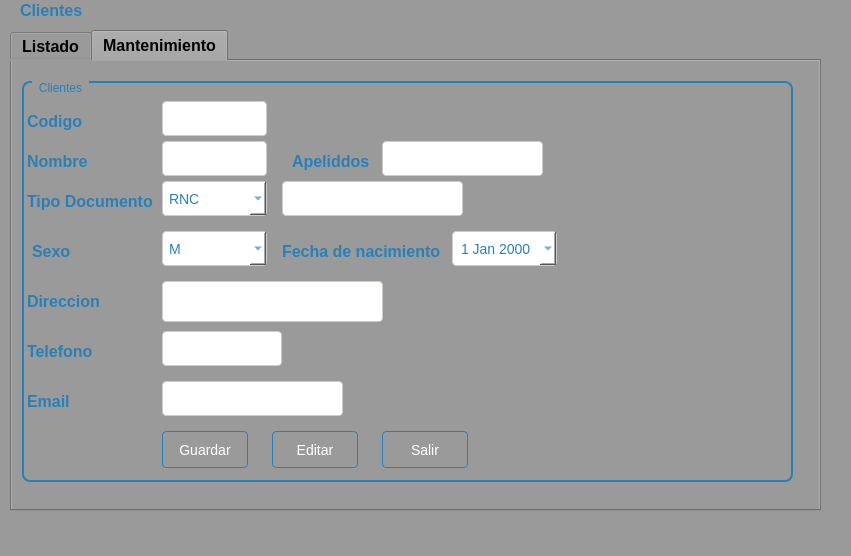
Qt form Sistema de ventas/ui/FrmCliente.ui (CodeDrTech/DevelopPython) before a commit.
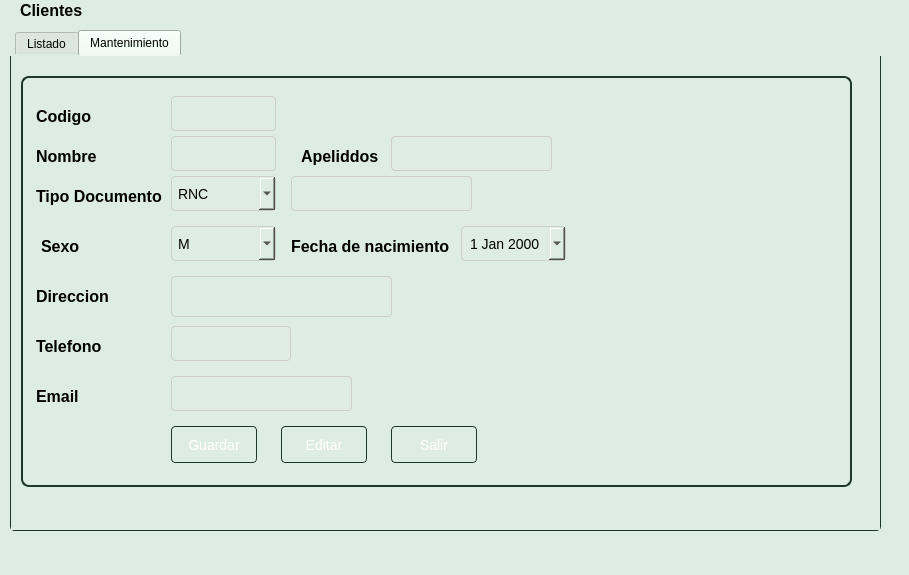
The same form after that commit. The open tabs and pages were chosen to show the change.

Patch:
```diff
--- a/Sistema de ventas/ui/FrmCliente.ui
+++ b/Sistema de ventas/ui/FrmCliente.ui
@@ -9,16 +9,17 @@
    <rect>
     <x>0</x>
     <y>0</y>
-    <width>851</width>
-    <height>556</height>
+    <width>909</width>
+    <height>575</height>
    </rect>
   </property>
   <property name="windowTitle">
    <string>MainWindow</string>
   </property>
   <property name="styleSheet">
-   <string notr="true">QWidget {
-    background-color: #9a9a9a;
+   <string notr="true">/* Estilos comunes para varios controles */
+QWidget {
+    background-color: #deede3;
 }</string>
   </property>
   <widget class="QWidget" name="centralwidget">
@@ -39,11 +40,11 @@
     </property>
     <property name="styleSheet">
      <string notr="true">QWidget {
-    background-color: #9a9a9a;
+    background-color: var(--jade-50);
 }
 
 QLabel {
-    color: #2980b9;
+    color: var(--jade-500);
     font-size: 16px;
     font-weight: bold;
 }</string>
@@ -57,22 +58,45 @@
      <rect>
       <x>10</x>
       <y>30</y>
-      <width>811</width>
-      <height>481</height>
+      <width>871</width>
+      <height>501</height>
      </rect>
     </property>
     <property name="toolTip">
      <string>&lt;html&gt;&lt;head/&gt;&lt;body&gt;&lt;p&gt;Ver, agregar o editar un cliente&lt;/p&gt;&lt;/body&gt;&lt;/html&gt;</string>
     </property>
     <property name="styleSheet">
-     <string notr="true">QTabWidget {
-    background-color: #9a9a9a;
-}
-
+     <string notr="true">/* Estilos para QTabWidget */
 QTabWidget {
-    color: #2980b9;
-    font-size: 16px;
-    font-weight: bold;
+    background-color: #deede3;
+    border: 1px solid #cccccc;
+    border-radius: 4px;
+}
+
+QTabWidget::tab-bar {
+    left: 5px;
+}
+
+QTabWidget::tab {
+    background-color: #deede3;
+    border: 1px solid #1e362d;
+    border-bottom-left-radius: 4px;
+    border-bottom-right-radius: 4px;
+    padding: 6px 12px;
+}
+
+QTabWidget::tab:selected {
+    background-color: #c0dacb;
+    border: 1px solid #1e362d;
+    border-bottom: 1px solid #c0dacb;
+}
+
+QTabWidget::pane {
+    background-color: #deede3;
+    border: 1px solid #1e362d;
+    border-top: none;
+    border-bottom-left-radius: 4px;
+    border-bottom-right-radius: 4px;
 }</string>
     </property>
     <property name="currentIndex">
@@ -385,37 +409,35 @@
        <rect>
         <x>10</x>
         <y>20</y>
-        <width>771</width>
-        <height>401</height>
+        <width>831</width>
+        <height>411</height>
        </rect>
       </property>
       <property name="styleSheet">
        <string notr="true">QGroupBox {
-    border: 2px solid #2980b9;
+    border: 2px solid #1e362d;
     border-radius: 8px;
     padding: 10px;
-    background-color: #9a9a9a;
+    background-color: var(--jade-50);
 }
 
 QGroupBox:title {
-    color: #2980b9;
+    color: #1e362d;
     subcontrol-origin: margin;
     subcontrol-position: top left;
     left: 10px;
     padding-left: 5px;
     padding-right: 5px;
     border: none;
-}
-
-</string>
+}</string>
       </property>
       <property name="title">
-       <string>Clientes</string>
+       <string/>
       </property>
       <widget class="QLabel" name="label_3">
        <property name="geometry">
         <rect>
-         <x>5</x>
+         <x>15</x>
          <y>30</y>
          <width>55</width>
          <height>21</height>
@@ -423,11 +445,11 @@
        </property>
        <property name="styleSheet">
         <string notr="true">QWidget {
-    background-color: #9a9a9a;
+    background-color: var(--jade-50);
 }
 
 QLabel {
-    color: #2980b9;
+    color: var(--jade-500);
     font-size: 16px;
     font-weight: bold;
 }</string>
@@ -439,7 +461,7 @@
       <widget class="QLabel" name="label_4">
        <property name="geometry">
         <rect>
-         <x>5</x>
+         <x>15</x>
          <y>70</y>
          <width>63</width>
          <height>21</height>
@@ -447,11 +469,11 @@
        </property>
        <property name="styleSheet">
         <string notr="true">QWidget {
-    background-color: #9a9a9a;
+    background-color: var(--jade-50);
 }
 
 QLabel {
-    color: #2980b9;
+    color: var(--jade-500);
     font-size: 16px;
     font-weight: bold;
 }</string>
@@ -463,7 +485,7 @@
       <widget class="QLabel" name="label_5">
        <property name="geometry">
         <rect>
-         <x>5</x>
+         <x>15</x>
          <y>210</y>
          <width>81</width>
          <height>21</height>
@@ -471,11 +493,11 @@
        </property>
        <property name="styleSheet">
         <string notr="true">QWidget {
-    background-color: #9a9a9a;
+    background-color: var(--jade-50);
 }
 
 QLabel {
-    color: #2980b9;
+    color: var(--jade-500);
     font-size: 16px;
     font-weight: bold;
 }</string>
@@ -487,7 +509,7 @@
       <widget class="QPushButton" name="btnGuardar">
        <property name="geometry">
         <rect>
-         <x>140</x>
+         <x>150</x>
          <y>350</y>
          <width>86</width>
          <height>37</height>
@@ -496,9 +518,9 @@
        <property name="styleSheet">
         <string notr="true">QPushButton {
     background: qlineargradient(x1: 0, y1: 0, x2: 0, y2: 1,
-                                 stop: 0 #5DADE2, stop: 1 #2980b9);
+                                 stop: 0 #c0dacb, stop: 1 #1e362d);
     color: #ffffff;
-    border: 1px solid #2980b9;
+    border: 1px solid #1e362d;
     padding: 8px 16px;
     border-radius: 4px;
     font-size: 14px;
@@ -512,10 +534,9 @@
 
 QPushButton:pressed {
     background: qlineargradient(x1: 0, y1: 0, x2: 0, y2: 1,
-                                 stop: 0 #3C89B4, stop: 1 #1f618d);
-    border: 1px solid #1f618d;
-}
-</string>
+                                 stop: 0 #2a5242, stop: 1 #32624d);
+    border: 1px solid #32624d;
+}</string>
        </property>
        <property name="text">
         <string>Guardar</string>
@@ -524,7 +545,7 @@
       <widget class="QPushButton" name="btnEditar">
        <property name="geometry">
         <rect>
-         <x>250</x>
+         <x>260</x>
          <y>350</y>
          <width>86</width>
          <height>37</height>
@@ -533,9 +554,9 @@
        <property name="styleSheet">
         <string notr="true">QPushButton {
     background: qlineargradient(x1: 0, y1: 0, x2: 0, y2: 1,
-                                 stop: 0 #5DADE2, stop: 1 #2980b9);
+                                 stop: 0 #c0dacb, stop: 1 #1e362d);
     color: #ffffff;
-    border: 1px solid #2980b9;
+    border: 1px solid #1e362d;
     padding: 8px 16px;
     border-radius: 4px;
     font-size: 14px;
@@ -549,10 +570,9 @@
 
 QPushButton:pressed {
     background: qlineargradient(x1: 0, y1: 0, x2: 0, y2: 1,
-                                 stop: 0 #3C89B4, stop: 1 #1f618d);
-    border: 1px solid #1f618d;
-}
-</string>
+                                 stop: 0 #2a5242, stop: 1 #32624d);
+    border: 1px solid #32624d;
+}</string>
        </property>
        <property name="text">
         <string>Editar</string>
@@ -561,7 +581,7 @@
       <widget class="QPushButton" name="btnSalir">
        <property name="geometry">
         <rect>
-         <x>360</x>
+         <x>370</x>
          <y>350</y>
          <width>86</width>
          <height>37</height>
@@ -570,9 +590,9 @@
        <property name="styleSheet">
         <string notr="true">QPushButton {
     background: qlineargradient(x1: 0, y1: 0, x2: 0, y2: 1,
-                                 stop: 0 #5DADE2, stop: 1 #2980b9);
+                                 stop: 0 #c0dacb, stop: 1 #1e362d);
     color: #ffffff;
-    border: 1px solid #2980b9;
+    border: 1px solid #1e362d;
     padding: 8px 16px;
     border-radius: 4px;
     font-size: 14px;
@@ -586,10 +606,9 @@
 
 QPushButton:pressed {
     background: qlineargradient(x1: 0, y1: 0, x2: 0, y2: 1,
-                                 stop: 0 #3C89B4, stop: 1 #1f618d);
-    border: 1px solid #1f618d;
-}
-</string>
+                                 stop: 0 #2a5242, stop: 1 #32624d);
+    border: 1px solid #32624d;
+}</string>
        </property>
        <property name="text">
         <string>Salir</string>
@@ -598,41 +617,15 @@
       <widget class="QLineEdit" name="txtCodigo">
        <property name="geometry">
         <rect>
-         <x>140</x>
+         <x>150</x>
          <y>20</y>
          <width>105</width>
          <height>35</height>
         </rect>
        </property>
        <property name="styleSheet">
-        <string notr="true">QWidget {
-    background-color: #f2f2f2;
-}
-
-QPushButton {
-    background: qlineargradient(x1: 0, y1: 0, x2: 0, y2: 1,
-                                 stop: 0 #5DADE2, stop: 1 #2980b9);
-    color: #ffffff;
-    border: 1px solid #2980b9;
-    padding: 8px 16px;
-    border-radius: 4px;
-    font-size: 14px;
-}
-
-QPushButton:hover {
-    background: qlineargradient(x1: 0, y1: 0, x2: 0, y2: 1,
-                                 stop: 0 #4DA8DB, stop: 1 #2471a3);
-    border: 1px solid #2471a3;
-}
-
-QPushButton:pressed {
-    background: qlineargradient(x1: 0, y1: 0, x2: 0, y2: 1,
-                                 stop: 0 #3C89B4, stop: 1 #1f618d);
-    border: 1px solid #1f618d;
-}
-
-QLineEdit {
-    background-color: #ffffff;
+        <string notr="true">QLineEdit {
+    background-color: #deede3;
     border: 1px solid #cccccc;
     padding: 6px;
     border-radius: 4px;
@@ -648,31 +641,10 @@
     outline: none;
 }
 
-QWidget {
-    background-color: #f2f2f2;
-}
-
-QLabel {
-    color: #2980b9;
-    font-size: 16px;
-    font-weight: bold;
-}
-
-QLineEdit {
-    background-color: #ffffff;
-    border: 1px solid #cccccc;
-    padding: 6px;
-    border-radius: 4px;
-    font-size: 14px;
-    color: #2980b9;
-}
-
 QLineEdit::placeholder {
-    color: #2980b9;
+    color: #1e362d;
     font-weight: bold;
-}
-
-</string>
+}</string>
        </property>
        <property name="readOnly">
         <bool>true</bool>
@@ -681,41 +653,15 @@
       <widget class="QLineEdit" name="txtNombre">
        <property name="geometry">
         <rect>
-         <x>140</x>
+         <x>150</x>
          <y>60</y>
          <width>105</width>
          <height>35</height>
         </rect>
        </property>
        <property name="styleSheet">
-        <string notr="true">QWidget {
-    background-color: #f2f2f2;
-}
-
-QPushButton {
-    background: qlineargradient(x1: 0, y1: 0, x2: 0, y2: 1,
-                                 stop: 0 #5DADE2, stop: 1 #2980b9);
-    color: #ffffff;
-    border: 1px solid #2980b9;
-    padding: 8px 16px;
-    border-radius: 4px;
-    font-size: 14px;
-}
-
-QPushButton:hover {
-    background: qlineargradient(x1: 0, y1: 0, x2: 0, y2: 1,
-                                 stop: 0 #4DA8DB, stop: 1 #2471a3);
-    border: 1px solid #2471a3;
-}
-
-QPushButton:pressed {
-    background: qlineargradient(x1: 0, y1: 0, x2: 0, y2: 1,
-                                 stop: 0 #3C89B4, stop: 1 #1f618d);
-    border: 1px solid #1f618d;
-}
-
-QLineEdit {
-    background-color: #ffffff;
+        <string notr="true">QLineEdit {
+    background-color: #deede3;
     border: 1px solid #cccccc;
     padding: 6px;
     border-radius: 4px;
@@ -731,71 +677,24 @@
     outline: none;
 }
 
-QWidget {
-    background-color: #f2f2f2;
-}
-
-QLabel {
-    color: #2980b9;
-    font-size: 16px;
-    font-weight: bold;
-}
-
-QLineEdit {
-    background-color: #ffffff;
-    border: 1px solid #cccccc;
-    padding: 6px;
-    border-radius: 4px;
-    font-size: 14px;
-    color: #2980b9;
-}
-
 QLineEdit::placeholder {
-    color: #2980b9;
+    color: #1e362d;
     font-weight: bold;
-}
-
-</string>
+}</string>
        </property>
       </widget>
       <widget class="QTextEdit" name="txtDireccion">
        <property name="geometry">
         <rect>
-         <x>140</x>
+         <x>150</x>
          <y>200</y>
          <width>221</width>
          <height>41</height>
         </rect>
        </property>
        <property name="styleSheet">
-        <string notr="true">QWidget {
-    background-color: #f2f2f2;
-}
-
-QPushButton {
-    background: qlineargradient(x1: 0, y1: 0, x2: 0, y2: 1,
-                                 stop: 0 #5DADE2, stop: 1 #2980b9);
-    color: #ffffff;
-    border: 1px solid #2980b9;
-    padding: 8px 16px;
-    border-radius: 4px;
-    font-size: 14px;
-}
-
-QPushButton:hover {
-    background: qlineargradient(x1: 0, y1: 0, x2: 0, y2: 1,
-                                 stop: 0 #4DA8DB, stop: 1 #2471a3);
-    border: 1px solid #2471a3;
-}
-
-QPushButton:pressed {
-    background: qlineargradient(x1: 0, y1: 0, x2: 0, y2: 1,
-                                 stop: 0 #3C89B4, stop: 1 #1f618d);
-    border: 1px solid #1f618d;
-}
-
-QTextEdit {
-    background-color: #ffffff;
+        <string notr="true">QTextEdit {
+    background-color: #deede3;
     border: 1px solid #cccccc;
     padding: 6px;
     border-radius: 4px;
@@ -809,39 +708,13 @@
 QLineEdit:focus {
     border: 1px solid #3498db;
     outline: none;
-}
-
-QWidget {
-    background-color: #f2f2f2;
-}
-
-QLabel {
-    color: #2980b9;
-    font-size: 16px;
-    font-weight: bold;
-}
-
-QTextEdit {
-    background-color: #ffffff;
-    border: 1px solid #cccccc;
-    padding: 6px;
-    border-radius: 4px;
-    font-size: 14px;
-    color: #2980b9;
-}
-
-QTextEdit::placeholder {
-    color: #2980b9;
-    font-weight: bold;
-}
-
-</string>
+}</string>
        </property>
       </widget>
       <widget class="QLabel" name="label_6">
        <property name="geometry">
         <rect>
-         <x>270</x>
+         <x>280</x>
          <y>70</y>
          <width>81</width>
          <height>21</height>
@@ -849,11 +722,11 @@
        </property>
        <property name="styleSheet">
         <string notr="true">QWidget {
-    background-color: #9a9a9a;
+    background-color: var(--jade-50);
 }
 
 QLabel {
-    color: #2980b9;
+    color: var(--jade-500);
     font-size: 16px;
     font-weight: bold;
 }</string>
@@ -865,7 +738,7 @@
       <widget class="QComboBox" name="cmbTipoDocumento">
        <property name="geometry">
         <rect>
-         <x>140</x>
+         <x>150</x>
          <y>100</y>
          <width>105</width>
          <height>35</height>
@@ -873,22 +746,25 @@
        </property>
        <property name="styleSheet">
         <string notr="true">QComboBox {
-    background-color: #ffffff;
+    background-color: #deede3;
     border: 1px solid #cccccc;
     padding: 6px;
     border-radius: 4px;
     font-size: 14px;
-    color: #2980b9;
 }
 
 QComboBox:hover {
     border: 1px solid #3498db;
 }
 
-QComboBox QAbstractItemView {
-    border: 1px solid #cccccc;
-    background-color: white;
-    selection-background-color: #3498db;
+QComboBox:focus {
+    border: 1px solid #689f84;
+    outline: none;
+}
+
+QComboBox::placeholder {
+    color: #1e362d;
+    font-weight: bold;
 }
 </string>
        </property>
@@ -911,7 +787,7 @@
       <widget class="QLabel" name="label_7">
        <property name="geometry">
         <rect>
-         <x>5</x>
+         <x>15</x>
          <y>110</y>
          <width>131</width>
          <height>21</height>
@@ -919,11 +795,11 @@
        </property>
        <property name="styleSheet">
         <string notr="true">QWidget {
-    background-color: #9a9a9a;
+    background-color: var(--jade-50);
 }
 
 QLabel {
-    color: #2980b9;
+    color: var(--jade-500);
     font-size: 16px;
     font-weight: bold;
 }</string>
@@ -935,41 +811,15 @@
       <widget class="QLineEdit" name="txtNumDocumento">
        <property name="geometry">
         <rect>
-         <x>260</x>
+         <x>270</x>
          <y>100</y>
          <width>181</width>
          <height>35</height>
         </rect>
        </property>
        <property name="styleSheet">
-        <string notr="true">QWidget {
-    background-color: #f2f2f2;
-}
-
-QPushButton {
-    background: qlineargradient(x1: 0, y1: 0, x2: 0, y2: 1,
-                                 stop: 0 #5DADE2, stop: 1 #2980b9);
-    color: #ffffff;
-    border: 1px solid #2980b9;
-    padding: 8px 16px;
-    border-radius: 4px;
-    font-size: 14px;
-}
-
-QPushButton:hover {
-    background: qlineargradient(x1: 0, y1: 0, x2: 0, y2: 1,
-                                 stop: 0 #4DA8DB, stop: 1 #2471a3);
-    border: 1px solid #2471a3;
-}
-
-QPushButton:pressed {
-    background: qlineargradient(x1: 0, y1: 0, x2: 0, y2: 1,
-                                 stop: 0 #3C89B4, stop: 1 #1f618d);
-    border: 1px solid #1f618d;
-}
-
-QLineEdit {
-    background-color: #ffffff;
+        <string notr="true">QLineEdit {
+    background-color: #deede3;
     border: 1px solid #cccccc;
     padding: 6px;
     border-radius: 4px;
@@ -985,37 +835,16 @@
     outline: none;
 }
 
-QWidget {
-    background-color: #f2f2f2;
-}
-
-QLabel {
-    color: #2980b9;
-    font-size: 16px;
-    font-weight: bold;
-}
-
-QLineEdit {
-    background-color: #ffffff;
-    border: 1px solid #cccccc;
-    padding: 6px;
-    border-radius: 4px;
-    font-size: 14px;
-    color: #2980b9;
-}
-
 QLineEdit::placeholder {
-    color: #2980b9;
+    color: #1e362d;
     font-weight: bold;
-}
-
-</string>
+}</string>
        </property>
       </widget>
       <widget class="QLabel" name="label_8">
        <property name="geometry">
         <rect>
-         <x>5</x>
+         <x>15</x>
          <y>260</y>
          <width>71</width>
          <height>21</height>
@@ -1023,11 +852,11 @@
        </property>
        <property name="styleSheet">
         <string notr="true">QWidget {
-    background-color: #9a9a9a;
+    background-color: var(--jade-50);
 }
 
 QLabel {
-    color: #2980b9;
+    color: var(--jade-500);
     font-size: 16px;
     font-weight: bold;
 }</string>
@@ -1039,41 +868,15 @@
       <widget class="QLineEdit" name="txtTelefono">
        <property name="geometry">
         <rect>
-         <x>140</x>
+         <x>150</x>
          <y>250</y>
          <width>120</width>
          <height>35</height>
         </rect>
        </property>
        <property name="styleSheet">
-        <string notr="true">QWidget {
-    background-color: #f2f2f2;
-}
-
-QPushButton {
-    background: qlineargradient(x1: 0, y1: 0, x2: 0, y2: 1,
-                                 stop: 0 #5DADE2, stop: 1 #2980b9);
-    color: #ffffff;
-    border: 1px solid #2980b9;
-    padding: 8px 16px;
-    border-radius: 4px;
-    font-size: 14px;
-}
-
-QPushButton:hover {
-    background: qlineargradient(x1: 0, y1: 0, x2: 0, y2: 1,
-                                 stop: 0 #4DA8DB, stop: 1 #2471a3);
-    border: 1px solid #2471a3;
-}
-
-QPushButton:pressed {
-    background: qlineargradient(x1: 0, y1: 0, x2: 0, y2: 1,
-                                 stop: 0 #3C89B4, stop: 1 #1f618d);
-    border: 1px solid #1f618d;
-}
-
-QLineEdit {
-    background-color: #ffffff;
+        <string notr="true">QLineEdit {
+    background-color: #deede3;
     border: 1px solid #cccccc;
     padding: 6px;
     border-radius: 4px;
@@ -1089,37 +892,16 @@
     outline: none;
 }
 
-QWidget {
-    background-color: #f2f2f2;
-}
-
-QLabel {
-    color: #2980b9;
-    font-size: 16px;
-    font-weight: bold;
-}
-
-QLineEdit {
-    background-color: #ffffff;
-    border: 1px solid #cccccc;
-    padding: 6px;
-    border-radius: 4px;
-    font-size: 14px;
-    color: #2980b9;
-}
-
 QLineEdit::placeholder {
-    color: #2980b9;
+    color: #1e362d;
     font-weight: bold;
-}
-
-</string>
+}</string>
        </property>
       </widget>
       <widget class="QLabel" name="label_10">
        <property name="geometry">
         <rect>
-         <x>5</x>
+         <x>15</x>
          <y>310</y>
          <width>51</width>
          <height>21</height>
@@ -1127,11 +909,11 @@
        </property>
        <property name="styleSheet">
         <string notr="true">QWidget {
-    background-color: #9a9a9a;
+    background-color: var(--jade-50);
 }
 
 QLabel {
-    color: #2980b9;
+    color: var(--jade-500);
     font-size: 16px;
     font-weight: bold;
 }</string>
@@ -1143,41 +925,15 @@
       <widget class="QLineEdit" name="txtEmail">
        <property name="geometry">
         <rect>
-         <x>140</x>
+         <x>150</x>
          <y>300</y>
          <width>181</width>
          <height>35</height>
         </rect>
        </property>
        <property name="styleSheet">
-        <string notr="true">QWidget {
-    background-color: #f2f2f2;
-}
-
-QPushButton {
-    background: qlineargradient(x1: 0, y1: 0, x2: 0, y2: 1,
-                                 stop: 0 #5DADE2, stop: 1 #2980b9);
-    color: #ffffff;
-    border: 1px solid #2980b9;
-    padding: 8px 16px;
-    border-radius: 4px;
-    font-size: 14px;
-}
-
-QPushButton:hover {
-    background: qlineargradient(x1: 0, y1: 0, x2: 0, y2: 1,
-                                 stop: 0 #4DA8DB, stop: 1 #2471a3);
-    border: 1px solid #2471a3;
-}
-
-QPushButton:pressed {
-    background: qlineargradient(x1: 0, y1: 0, x2: 0, y2: 1,
-                                 stop: 0 #3C89B4, stop: 1 #1f618d);
-    border: 1px solid #1f618d;
-}
-
-QLineEdit {
-    background-color: #ffffff;
+        <string notr="true">QLineEdit {
+    background-color: #deede3;
     border: 1px solid #cccccc;
     padding: 6px;
     border-radius: 4px;
@@ -1193,71 +949,24 @@
     outline: none;
 }
 
-QWidget {
-    background-color: #f2f2f2;
-}
-
-QLabel {
-    color: #2980b9;
-    font-size: 16px;
-    font-weight: bold;
-}
-
-QLineEdit {
-    background-color: #ffffff;
-    border: 1px solid #cccccc;
-    padding: 6px;
-    border-radius: 4px;
-    font-size: 14px;
-    color: #2980b9;
-}
-
 QLineEdit::placeholder {
-    color: #2980b9;
+    color: #1e362d;
     font-weight: bold;
-}
-
-</string>
+}</string>
        </property>
       </widget>
       <widget class="QLineEdit" name="txtApellidos">
        <property name="geometry">
         <rect>
-         <x>360</x>
+         <x>370</x>
          <y>60</y>
          <width>161</width>
          <height>35</height>
         </rect>
        </property>
        <property name="styleSheet">
-        <string notr="true">QWidget {
-    background-color: #f2f2f2;
-}
-
-QPushButton {
-    background: qlineargradient(x1: 0, y1: 0, x2: 0, y2: 1,
-                                 stop: 0 #5DADE2, stop: 1 #2980b9);
-    color: #ffffff;
-    border: 1px solid #2980b9;
-    padding: 8px 16px;
-    border-radius: 4px;
-    font-size: 14px;
-}
-
-QPushButton:hover {
-    background: qlineargradient(x1: 0, y1: 0, x2: 0, y2: 1,
-                                 stop: 0 #4DA8DB, stop: 1 #2471a3);
-    border: 1px solid #2471a3;
-}
-
-QPushButton:pressed {
-    background: qlineargradient(x1: 0, y1: 0, x2: 0, y2: 1,
-                                 stop: 0 #3C89B4, stop: 1 #1f618d);
-    border: 1px solid #1f618d;
-}
-
-QLineEdit {
-    background-color: #ffffff;
+        <string notr="true">QLineEdit {
+    background-color: #deede3;
     border: 1px solid #cccccc;
     padding: 6px;
     border-radius: 4px;
@@ -1273,37 +982,16 @@
     outline: none;
 }
 
-QWidget {
-    background-color: #f2f2f2;
-}
-
-QLabel {
-    color: #2980b9;
-    font-size: 16px;
-    font-weight: bold;
-}
-
-QLineEdit {
-    background-color: #ffffff;
-    border: 1px solid #cccccc;
-    padding: 6px;
-    border-radius: 4px;
-    font-size: 14px;
-    color: #2980b9;
-}
-
 QLineEdit::placeholder {
-    color: #2980b9;
+    color: #1e362d;
     font-weight: bold;
-}
-
-</string>
+}</string>
        </property>
       </widget>
       <widget class="QLabel" name="label_9">
        <property name="geometry">
         <rect>
-         <x>10</x>
+         <x>20</x>
          <y>160</y>
          <width>41</width>
          <height>21</height>
@@ -1311,11 +999,11 @@
        </property>
        <property name="styleSheet">
         <string notr="true">QWidget {
-    background-color: #9a9a9a;
+    background-color: var(--jade-50);
 }
 
 QLabel {
-    color: #2980b9;
+    color: var(--jade-500);
     font-size: 16px;
     font-weight: bold;
 }</string>
@@ -1327,7 +1015,7 @@
       <widget class="QComboBox" name="cmbSexo">
        <property name="geometry">
         <rect>
-         <x>140</x>
+         <x>150</x>
          <y>150</y>
          <width>105</width>
          <height>35</height>
@@ -1335,24 +1023,26 @@
        </property>
        <property name="styleSheet">
         <string notr="true">QComboBox {
-    background-color: #ffffff;
+    background-color: #deede3;
     border: 1px solid #cccccc;
     padding: 6px;
     border-radius: 4px;
     font-size: 14px;
-    color: #2980b9;
 }
 
 QComboBox:hover {
     border: 1px solid #3498db;
 }
 
-QComboBox QAbstractItemView {
-    border: 1px solid #cccccc;
-    background-color: white;
-    selection-background-color: #3498db;
+QComboBox:focus {
+    border: 1px solid #689f84;
+    outline: none;
 }
-</string>
+
+QComboBox::placeholder {
+    color: #1e362d;
+    font-weight: bold;
+}</string>
        </property>
        <item>
         <property name="text">
@@ -1368,7 +1058,7 @@
       <widget class="QLabel" name="label_11">
        <property name="geometry">
         <rect>
-         <x>260</x>
+         <x>270</x>
          <y>160</y>
          <width>158</width>
          <height>21</height>
@@ -1376,11 +1066,11 @@
        </property>
        <property name="styleSheet">
         <string notr="true">QWidget {
-    background-color: #9a9a9a;
+    background-color: var(--jade-50);
 }
 
 QLabel {
-    color: #2980b9;
+    color: var(--jade-500);
     font-size: 16px;
     font-weight: bold;
 }</string>
@@ -1392,7 +1082,7 @@
       <widget class="QDateEdit" name="txtFechaNac">
        <property name="geometry">
         <rect>
-         <x>430</x>
+         <x>440</x>
          <y>150</y>
          <width>105</width>
          <height>35</height>
@@ -1404,25 +1094,24 @@
        <property name="styleSheet">
         <string notr="true">/* Estilos para QDateEdit */
 QDateEdit {
-    background-color: #ffffff;
+    background-color: #deede3;
     border: 1px solid #cccccc;
-    padding: 6px;
     border-radius: 4px;
     font-size: 14px;
-    color: #2980b9;
+    padding: 6px;
 }
 
 QDateEdit:hover {
     border: 1px solid #3498db;
 }
 
-QDateEdit QAbstractItemView {
-    border: 1px solid #cccccc;
-    background-color: white;
-    selection-background-color: #3498db;
+QDateEdit:focus {
+    border: 1px solid #689f84;
+    outline: none;
 }
 
 
+
 </string>
        </property>
        <property name="calendarPopup">
```
Left out of the diff: 408 changed lines with no effect on the pictures.
